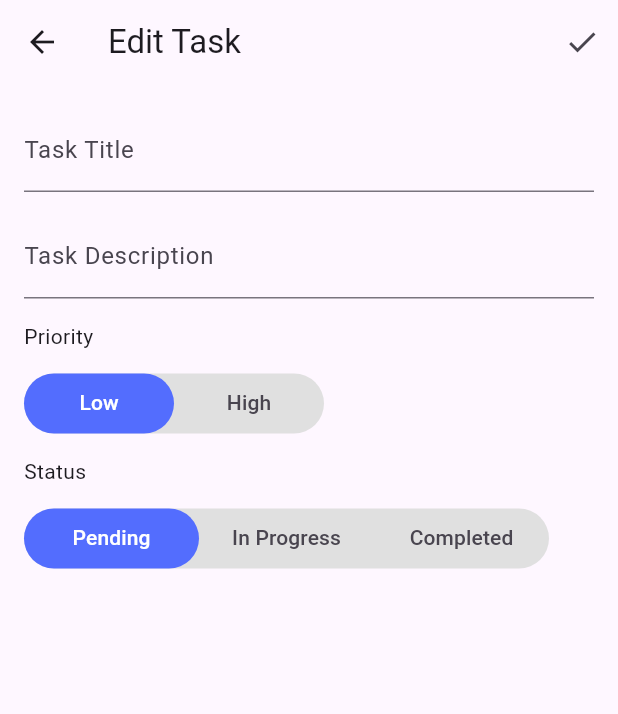
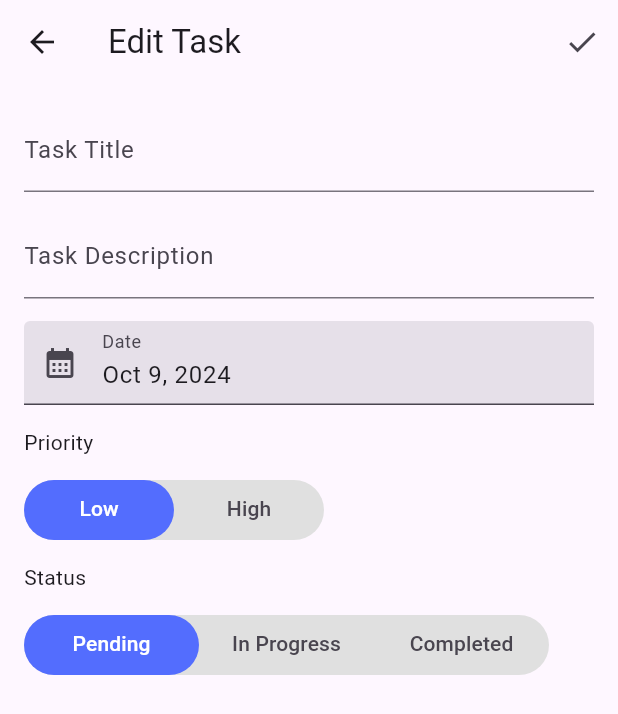
Before and after one commit to klevr-dev/tamer-flutter-test, a Flutter app: the EditTaskPage screen opened directly with empty values, on a phone screen of 412 x 824 dp. Shown: the top 714 px of the screen. Run offline on Flutter 3.47's test engine with Material 3 defaults, Android fonts, the phone set to English and light mode, and no system bars; our stand-ins replace grouped_list, image_picker, sqflite; accounts and stored records are empty.

Commit message:
date time formatting

```diff
--- a/lib/db/database_helper.dart
+++ b/lib/db/database_helper.dart
@@ -42,7 +42,8 @@ class DatabaseHelper {
             description TEXT,
             imagePath TEXT,
             status INTEGER,
-            priority INTEGER
+            priority INTEGER,
+            date TEXT
           )
         ''');
       },
--- a/lib/pages/edit_task_page.dart
+++ b/lib/pages/edit_task_page.dart
@@ -1,4 +1,5 @@
 import 'package:flutter/material.dart';
+import 'package:intl/intl.dart';
 import '../models/priority_enum.dart';
 import '../models/status_enum.dart';
 import '../models/task_model.dart'; // Import your Task model
@@ -25,7 +26,7 @@ class _EditTaskPageState extends State<EditTaskPage>
     super.initState();
     _titleController.text = widget.currentTask.title!;
     _descriptionController.text = widget.currentTask.description ?? '';
-    _dateController.text = widget.currentTask.date as String;
+    _dateController.text = DateFormat.yMMMd().format(widget.currentTask.date!);
     _tabControllerPriority = TabController(length: 2, vsync: this);
     _tabControllerStatus = TabController(length: 3, vsync: this);
 
@@ -50,7 +51,7 @@ class _EditTaskPageState extends State<EditTaskPage>
 
     if (_picked != null) {
       setState(() {
-        _dateController.text = _picked.toIso8601String();
+        _dateController.text = DateFormat.yMMMd().format(_picked);
       });
     }
   }
@@ -64,6 +65,9 @@ class _EditTaskPageState extends State<EditTaskPage>
           IconButton(
             icon: Icon(Icons.check),
             onPressed: () {
+              final DateFormat formatter = DateFormat.yMMMd();
+              DateTime? parsedDate = formatter.parse(_dateController.text);
+
               Task updatedTask = Task(
                   id: widget.currentTask.id,
                   title: _titleController.text,
@@ -72,8 +76,7 @@ class _EditTaskPageState extends State<EditTaskPage>
                   status: _getStatusFromTabIndex(_tabControllerStatus.index),
                   priority:
                       _getPriorityFromTabIndex(_tabControllerPriority.index),
-                  date: DateTime.tryParse(_dateController.text));
-
+                  date: parsedDate);
               Navigator.pop(context, updatedTask);
             },
           ),
@@ -96,6 +99,17 @@ class _EditTaskPageState extends State<EditTaskPage>
                 maxLines: null,
                 controller: _descriptionController,
                 decoration: InputDecoration(labelText: 'Task Description'),
+              ),
+              SizedBox(
+                height: 15,
+              ),
+              TextField(
+                controller: _dateController,
+                decoration: InputDecoration(
+                    labelText: 'Date',
+                    filled: true,
+                    prefixIcon: Icon(Icons.calendar_month)),
+                onTap: selectDate,
               ),
               SizedBox(
                 height: 15,
--- a/lib/pages/home_page.dart
+++ b/lib/pages/home_page.dart
@@ -183,7 +183,7 @@ class _HomePageState extends State<HomePage>
           brightness: Brightness.light,
           primaryColor: Colors.blue,
           appBarTheme: AppBarTheme(
-            backgroundColor: Colors.grey,
+            backgroundColor: Colors.grey[200],
           )),
       darkTheme: ThemeData(
         brightness: Brightness.dark,
--- a/lib/pages/task_details.dart
+++ b/lib/pages/task_details.dart
@@ -4,6 +4,7 @@ import '../db/database_helper.dart';
 import '../models/status_enum.dart';
 import '../models/task_model.dart';
 import 'edit_task_page.dart';
+import 'package:intl/intl.dart';
 
 class TaskDetails extends StatefulWidget {
   final Task currentTask;
@@ -89,6 +90,11 @@ class _TaskDetailsState extends State<TaskDetails> {
                 SizedBox(
                   height: 20,
                 ),
+                Text("Date: ${DateFormat.yMMMd().format(_task.date!)}",
+                    style: TextStyle(fontSize: 16)),
+                SizedBox(
+                  height: 20,
+                ),
                 Text("Status: ${_task.status.toString()}",
                     style: TextStyle(fontSize: 16)),
                 SizedBox(
--- a/pubspec.yaml
+++ b/pubspec.yaml
@@ -24,6 +24,7 @@ dependencies:
   # Use with the CupertinoIcons class for iOS style icons.
   cupertino_icons: ^1.0.6
   grouped_list: ^6.0.0
+  intl: ^0.19.0
 
 dev_dependencies:
   flutter_test:
```
Also changed, not shown: lib/pages/add_task_page.dart (+10 -10 lines), pubspec.lock.
